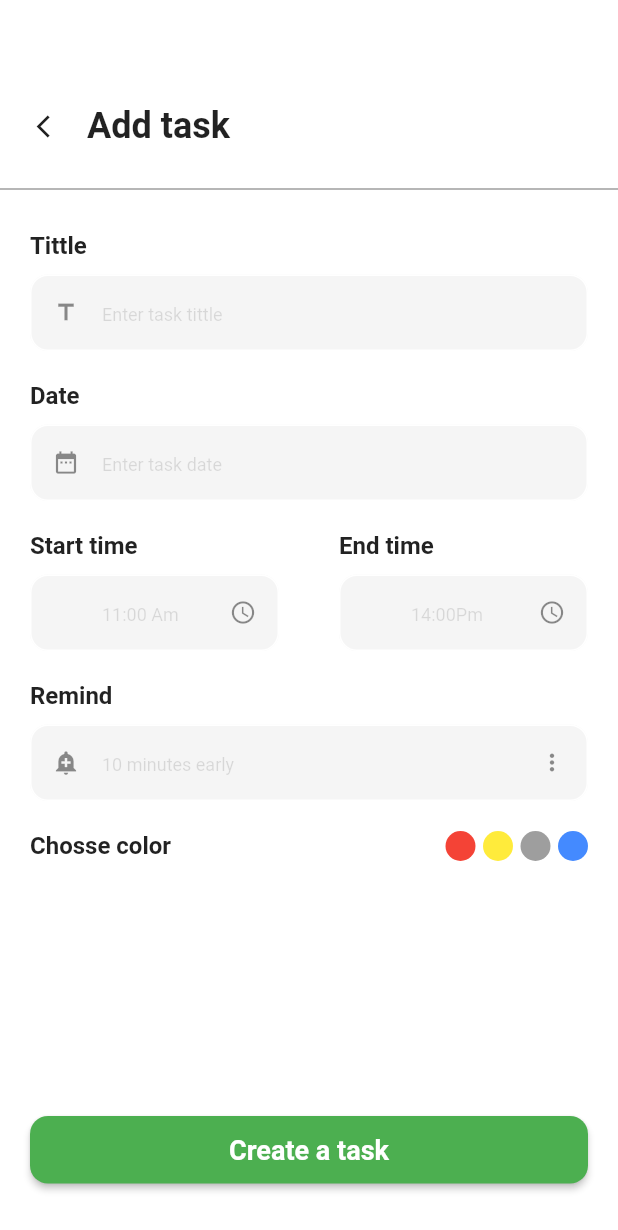
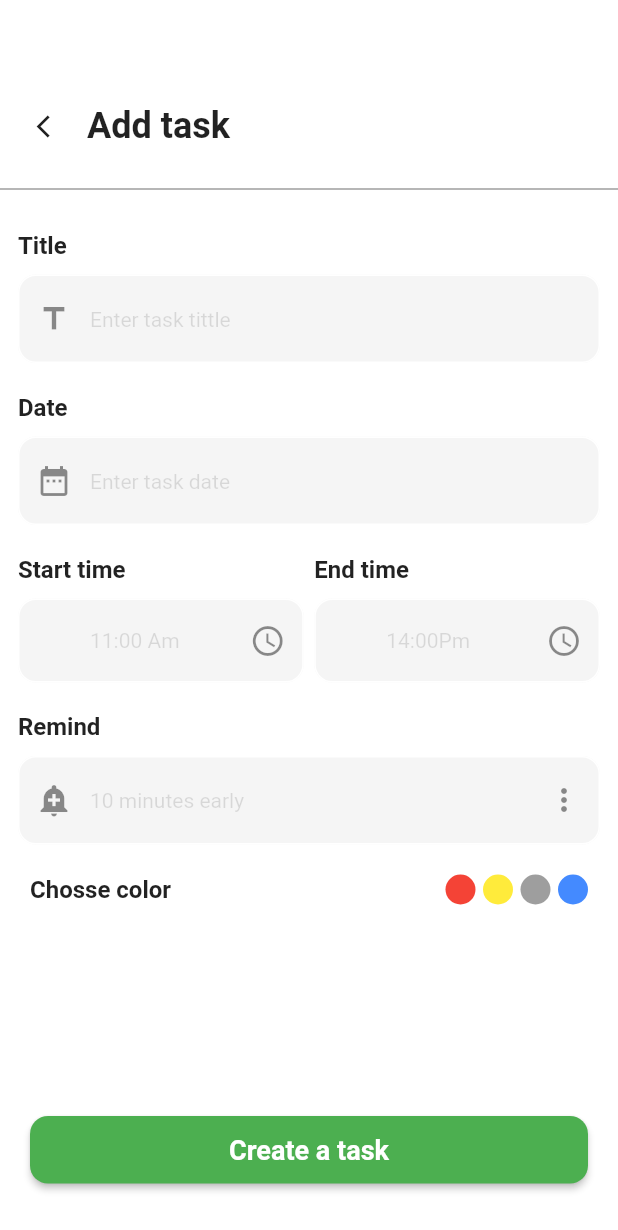
Before and after one commit to Muhamedmostafaaa/todoapp_algoriza, a Flutter app: the screen it shows after launch, after a tap on "Add a task", on a phone screen of 412 x 824 dp. Shown: the top 1230 px of the screen. Run offline on Flutter 3.47's test engine with Material 2 defaults, Android fonts, the phone set to English and light mode, and no system bars; our stand-ins replace bloc, date_picker_timeline, flutter_bloc, flutter_local_notifications, rxdart and 2 more; missing offline and left inert: dart:ffi; accounts and stored records are empty.

Commit message:
Local Notification

```diff
--- a/lib/businesslogic/cubit/cubit.dart
+++ b/lib/businesslogic/cubit/cubit.dart
@@ -2,8 +2,11 @@ import 'dart:ffi';
 
 import 'package:bloc/bloc.dart';
 import 'package:flutter/material.dart';
+import 'package:intl/intl.dart';
 import 'package:sqflite/sqflite.dart';
 import 'package:todoapp_algoriza/businesslogic/cubit/states.dart';
+import 'package:todoapp_algoriza/presentation/schedule/schedule_screen.dart';
+import 'package:todoapp_algoriza/services/local_notification.dart';
 
 class Appcubit extends Cubit<AppStates> {
   Appcubit() : super(AppInitialState());
@@ -14,16 +17,22 @@ class Appcubit extends Cubit<AppStates> {
   List<Map>uncompletedtasks=[];
   List<Map>favoritetasks=[];
   int currentindex=0;
-  var selectedday;
-  var focusedday;
-  List<Map>onselectedda=[];
+  String selectedday=DateFormat('dd-MM-yyy').format(DateTime.now()).toString();
+  List<Map>selectedaytodos=[];
+  late BuildContext context;
+ late final LocalNotificationService service;
 
- void changedaysstate(selectday,focuseday){
-   selectedday=selectday;
-   focusedday=focuseday;
-   emit(AppChangecalenderState());
- }
+
+var today=DateFormat('EEEE').format(DateTime.now());
+
+void init(){
+  service=LocalNotificationService();
+  service.intialize();
+  ListentoNotification();
+}
   void createdatabase() async {
+
+  init();
     database = await openDatabase('todo.db', version: 1,
         onCreate: (Database db, int version) async {
       // When creating the db, create the table
@@ -39,6 +48,7 @@ class Appcubit extends Cubit<AppStates> {
       print('database opened');
       getdatafromdatabase( database);
     });
+
   }
 
   void inserttodatabase(
@@ -70,16 +80,26 @@ class Appcubit extends Cubit<AppStates> {
     completedtasks=[];
     uncompletedtasks=[];
     favoritetasks=[];
+    selectedaytodos=[];
       database.rawQuery('SELECT * FROM tasks').then((value){
         alltasks=value;
+
         value.forEach((element) {
+          if(element['date']==selectedday){
+            selectedaytodos.add(element);
+            print('heloooo')
+            ;}
+
           if(element['status']=='complete'){
             completedtasks.add(element);
+
           }else if(element['status']=='favorite'){
             favoritetasks.add(element);
-          }else {
+          }
+          else {
             uncompletedtasks.add(element);
           }
+          print(selectedaytodos.length);
         });
       emit(AppGetdata());
     });
@@ -130,8 +150,18 @@ class Appcubit extends Cubit<AppStates> {
         ?.rawDelete('DELETE FROM tasks WHERE id = ?', [id]).then((value){
 
       emit(Appdeletestate());
-      getdatafromdatabase(database!);
+      getdatafromdatabase(database);
     });
 
   }
+
+  void ListentoNotification(){
+  service.onNotificationclick.stream.listen((event) {onNotificationListener;});
+  }
+  void onNotificationListener(String? payload,){
+  if(payload != null && payload.isNotEmpty){
+    Navigator.pushNamed(context, Schedulescreen.ROUTE_NAME);
+  }
+
+  }
 }
--- a/lib/main.dart
+++ b/lib/main.dart
@@ -14,6 +14,7 @@ void main() {
   BlocOverrides.runZoned(
         () {
       runApp(myapp());
+
     },
     blocObserver: MyBlocObserver(),
   );
@@ -29,6 +30,8 @@ class myapp extends StatelessWidget {
     return BlocProvider<Appcubit>(create:(context)=> Appcubit()..createdatabase(),
       child: BlocConsumer<Appcubit,AppStates>(listener: (context,states){},
         builder: (context,states){
+        var cubit=BlocProvider.of<Appcubit>(context);
+
         return  MaterialApp(
           theme: ThemeData(
             scaffoldBackgroundColor: Colors.white,
--- a/lib/presentation/addtask/addtask_screen.dart
+++ b/lib/presentation/addtask/addtask_screen.dart
@@ -3,7 +3,9 @@ import 'package:flutter_bloc/flutter_bloc.dart';
 import 'package:todoapp_algoriza/businesslogic/cubit/cubit.dart';
 import 'package:todoapp_algoriza/businesslogic/cubit/states.dart';
 import 'package:todoapp_algoriza/presentation/addtask/widgets/favoritecolor.dart';
-import 'package:todoapp_algoriza/presentation/addtask/widgets/text_textformfield.dart';
+import 'package:todoapp_algoriza/presentation/addtask/widgets/texform_design.dart';
+import 'package:todoapp_algoriza/presentation/addtask/widgets/text_design.dart';
+
 import 'package:intl/intl.dart';
 import 'package:todoapp_algoriza/presentation/sharedwidgets/button.dart';
 
@@ -67,10 +69,14 @@ class Addtaskscreen extends StatelessWidget {
                ),
                Form(key: formkey,
                  child: SingleChildScrollView(
-                   child: Column(
+                   child: Padding(
+                     padding: const EdgeInsets.symmetric(horizontal: 12),
+                     child: Column(crossAxisAlignment: CrossAxisAlignment.stretch,
                        children: [
-                       TextTextformfileld(
-                         text: 'Tittle',
+                         TextDesign(text: 'Title'),
+                         SizedBox(height: 10,),
+                         TextFormDesign(
+
                            type: TextInputType.text,
                            icon: Icons.title,
                            controller: titlecontrolller,
@@ -84,8 +90,10 @@ class Addtaskscreen extends StatelessWidget {
                          SizedBox(
                            height: 20,
                          ),
-                       TextTextformfileld(
-                         text: 'Date',
+                         TextDesign(text: 'Date'),
+                         SizedBox(height: 10,),
+                         TextFormDesign(
+
                            type: TextInputType.number,
                            icon: Icons.date_range,
                            controller: datecontroller,
@@ -110,12 +118,17 @@ class Addtaskscreen extends StatelessWidget {
                          SizedBox(
                            height: 20,
                          ),
-                       Row(
-                         mainAxisAlignment: MainAxisAlignment.spaceEvenly,
+                         Row(mainAxisAlignment: MainAxisAlignment.spaceEvenly,
+
                            children: [
                              Expanded(
-                             child: TextTextformfileld(
-                               text: 'Start time',
+                               child: Column(crossAxisAlignment: CrossAxisAlignment.stretch,
+                                 children: [
+                                   TextDesign(text: 'Start time'),
+                                   SizedBox(height: 10,),
+                                   TextFormDesign(
+                                     fontsize: 14,
+
                                      type: TextInputType.number,
                                      suffixicon: Icon(Icons.watch_later_outlined),
                                      controller: starttimecontroller,
@@ -131,10 +144,19 @@ class Addtaskscreen extends StatelessWidget {
                                        });
                                      },
                                    ),
+                                 ],
                                ),
+                             ),SizedBox(width: 7,),
+
                              Expanded(
-                             child: TextTextformfileld(
-                               text: 'End time',
+                               child:
+                               Column(crossAxisAlignment: CrossAxisAlignment.stretch,
+                                 children: [
+                                   TextDesign(text: 'End time'),
+                                   SizedBox(height: 10),
+                                   TextFormDesign(
+                                     fontsize: 14,
+
                                      type: TextInputType.number,
                                      suffixicon: Icon(Icons.watch_later_outlined),
                                      controller: endtimecontroller,
@@ -150,12 +172,16 @@ class Addtaskscreen extends StatelessWidget {
                                        });
                                      },
                                    ),
+                                 ],
+                               ),
                              )
                            ],
                          ),
                          SizedBox(height: 20,),
-                       TextTextformfileld(
-                         text: 'Remind',
+                         TextDesign(text: 'Remind'),
+                         SizedBox(height: 10,),
+                         TextFormDesign(
+
                            suffixicon: PopupMenuButton(onSelected: (value){
                              remincontroller.text=value.toString();
                            },
@@ -174,6 +200,7 @@ class Addtaskscreen extends StatelessWidget {
                          ),
 
                        ],
+                     ),
                    ),
                  ),
                ),
@@ -196,10 +223,14 @@ class Addtaskscreen extends StatelessWidget {
                  ),
                ),
                Spacer(),
-               button(text: 'Create a task', onclick: (){
+               button(text: 'Create a task', onclick: ()async{
                  if (formkey.currentState!.validate()){
                    cubit.inserttodatabase(tittle: titlecontrolller.text, date: datecontroller.text, starttime: starttimecontroller.text, endtime: endtimecontroller.text, remind: remincontroller.text,color: cubit.selectedcolor);
+                     cubit.context=context;
                    Navigator.pop(context);
+                   //await cubit.service.shownotification(id: 1, title: titlecontrolller.text, body: datecontroller.text);
+                   await cubit.service.showShedulenotification(id: 1, title: titlecontrolller.text, body: datecontroller.text,minutes:1);
+                   //await cubit.service.shownotificationwithpayload(id: 1, title: titlecontrolller.text, body: datecontroller.text,payload: 'payload notifiaction');
                  }
                })
              ],
--- /dev/null
+++ b/lib/presentation/addtask/widgets/texform_design.dart
@@ -0,0 +1,53 @@
+import 'package:flutter/material.dart';
+
+class TextFormDesign extends StatelessWidget{
+  TextEditingController controller;
+  String hinttext;
+  VoidCallback? ontap;
+  String? Function(String?)? validate;
+  TextInputType type;
+  IconData? icon;
+  Widget? suffixicon;
+  double? fontsize;
+
+  TextFormDesign({
+    required this.controller,
+    required this.hinttext,
+    this.ontap,
+    this.validate,
+    required this.type,
+    this.icon,
+    this.suffixicon,this.fontsize:16
+
+});
+
+  @override
+  Widget build(BuildContext context) {
+  return TextFormField(
+style: TextStyle(fontSize: fontsize),
+    keyboardType: type,
+    validator: validate,
+    onTap: ontap,
+    controller: controller,
+    decoration: InputDecoration(
+
+        suffixIcon:suffixicon ,
+        prefixIcon: Icon(icon),
+        hintText: hinttext,
+        hintStyle: TextStyle(color: Colors.black12,fontSize: 14,),
+        filled: true,
+        border: OutlineInputBorder(
+            borderRadius: BorderRadius.circular(12),
+            borderSide: BorderSide(color: Colors.white)),
+        enabledBorder: OutlineInputBorder(
+            borderSide: BorderSide(color: Colors.white),
+            borderRadius: BorderRadius.circular(12)),
+        focusedBorder: OutlineInputBorder(
+            borderSide: BorderSide(
+              color: Colors.grey,
+            ),
+            borderRadius: BorderRadius.circular(12))),
+  );
+  }
+
+}
--- /dev/null
+++ b/lib/presentation/addtask/widgets/text_design.dart
@@ -0,0 +1,14 @@
+import 'package:flutter/material.dart';
+
+class TextDesign extends StatelessWidget{
+  String text;
+  TextDesign({required this.text});
+  @override
+  Widget build(BuildContext context) {
+   return Text(
+     text,
+     style: TextStyle(fontSize: 16, fontWeight: FontWeight.w600),
+   );
+  }
+
+}
--- a/lib/presentation/addtask/widgets/text_textformfield.dart
+++ /dev/null
@@ -1,67 +0,0 @@
-import 'package:flutter/material.dart';
-
-class TextTextformfileld extends StatelessWidget {
-  TextEditingController controller;
-  String text;
-  String hinttext;
-  VoidCallback? ontap;
-  String? Function(String?)? validate;
-  TextInputType type;
-  IconData? icon;
-  Widget? suffixicon;
-
-  TextTextformfileld(
-      {required this.controller,
-      required this.text,
-      required this.hinttext,
-      this.ontap,
-       this.validate,
-      required this.type,
-      this.icon,
-      this.suffixicon});
-
-  @override
-  Widget build(BuildContext context) {
-    return Padding(
-      padding: const EdgeInsets.symmetric(horizontal: 20),
-      child:
-      Column(
-        crossAxisAlignment: CrossAxisAlignment.stretch,
-        children: [
-          Text(
-            text,
-            style: TextStyle(fontSize: 16, fontWeight: FontWeight.w600),
-          ),
-          SizedBox(
-            height: 10,
-          ),
-          TextFormField(
-
-            keyboardType: type,
-            validator: validate,
-            onTap: ontap,
-            controller: controller,
-            decoration: InputDecoration(
-                isDense: true,
-              suffixIcon:suffixicon ,
-                prefixIcon: Icon(icon),
-                hintText: hinttext,
-                hintStyle: TextStyle(color: Colors.black12,fontSize: 12,),
-                filled: true,
-                border: OutlineInputBorder(
-                    borderRadius: BorderRadius.circular(12),
-                    borderSide: BorderSide(color: Colors.white)),
-                enabledBorder: OutlineInputBorder(
-                    borderSide: BorderSide(color: Colors.white),
-                    borderRadius: BorderRadius.circular(12)),
-                focusedBorder: OutlineInputBorder(
-                    borderSide: BorderSide(
-                      color: Colors.grey,
-                    ),
-                    borderRadius: BorderRadius.circular(12))),
-          ),
-        ],
-      ),
-    );
-  }
-}
--- a/lib/presentation/board/board_screen.dart
+++ b/lib/presentation/board/board_screen.dart
@@ -1,5 +1,6 @@
 import 'package:flutter/material.dart';
 import 'package:flutter_bloc/flutter_bloc.dart';
+import 'package:intl/intl.dart';
 import 'package:todoapp_algoriza/businesslogic/cubit/cubit.dart';
 import 'package:todoapp_algoriza/businesslogic/cubit/states.dart';
 import 'package:todoapp_algoriza/presentation/addtask/addtask_screen.dart';
@@ -37,7 +38,9 @@ class Boardscreen extends StatelessWidget {
                               fontSize: 24, fontWeight: FontWeight.bold)),
                       Spacer(),
                       InkWell(onTap: (){
+
                         Navigator.pushNamed(context, Schedulescreen.ROUTE_NAME);
+
                       },
                         child: Icon(
                           Icons.calendar_today_rounded,
--- a/lib/services/local_notification.dart
+++ b/lib/services/local_notification.dart
@@ -1,6 +1,65 @@
 import 'package:flutter_local_notifications/flutter_local_notifications.dart';
+import 'package:rxdart/rxdart.dart';
+import 'package:timezone/timezone.dart'as tz;
+import 'package:timezone/data/latest.dart'as tz;
+class LocalNotificationService {
+  LocalNotificationService();
+  final _localnotificationservice = FlutterLocalNotificationsPlugin();
+  final BehaviorSubject<String>onNotificationclick=BehaviorSubject();
+  Future<void> intialize() async {
+    tz.initializeTimeZones();
+    const AndroidInitializationSettings initializationSettingsAndroid =
+        AndroidInitializationSettings('@drawable/ic_stat_notifications_none');
+    IOSInitializationSettings iosInitializationSettings =
+        IOSInitializationSettings(
+            requestAlertPermission: true,
+            requestBadgePermission: true,
+            requestSoundPermission: true,
+            onDidReceiveLocalNotification: onDidReceiveLocalNotification);
+    final InitializationSettings settings = InitializationSettings(
+        android: initializationSettingsAndroid, iOS: iosInitializationSettings);
+    await _localnotificationservice.initialize(settings,
+        onSelectNotification: onSelectNotification);
+  }
 
-class LocalNotificationService{
-LocalNotificationService();
-final localnotificationservice= FlutterLocalNotificationsPlugin();
+  Future<NotificationDetails> _notificationDetails() async {
+    const AndroidNotificationDetails androidNotificationDetails =
+        AndroidNotificationDetails('channel_id', 'channel_name',
+            channelDescription: 'description',
+            importance: Importance.max,
+            priority: Priority.max,
+            playSound: true);
+    const IOSNotificationDetails iOSNotificationDetails=IOSNotificationDetails();
+    return const NotificationDetails(android: androidNotificationDetails,iOS: iOSNotificationDetails);
+  }
+  Future<void> shownotification({required int id,required String title, required String body})async{
+   final details=await _notificationDetails();
+    await _localnotificationservice.show(id, title, body, details);
+
+  }
+  Future<void> showShedulenotification(
+      {required int id,required String title,
+        required String body,required int minutes})async{
+    final details=await _notificationDetails();
+    await _localnotificationservice.zonedSchedule(id, title, body,tz.TZDateTime.from(DateTime.now().add(Duration(minutes: minutes)), tz.local) ,details,
+    androidAllowWhileIdle: true,uiLocalNotificationDateInterpretation:UILocalNotificationDateInterpretation.absoluteTime );
+
+  }
+  Future<void> shownotificationwithpayload({required int id,required String title, required String body,required String payload})async{
+    final details=await _notificationDetails();
+    await _localnotificationservice.show(id, title, body, details,payload: payload);
+
+  }
+
+  void onDidReceiveLocalNotification(
+      int id, String? title, String? body, String? payload) {
+    print('$id id');
+  }
+
+  void onSelectNotification(String? payload) {
+    print('payload $payload');
+    if(payload!=null&&payload.isNotEmpty){
+      onNotificationclick.add(payload);
+    }
+  }
 }
--- a/pubspec.yaml
+++ b/pubspec.yaml
@@ -38,9 +38,10 @@ dependencies:
   flutter_bloc: ^8.0.1
   intl: ^0.17.0
   sqflite: ^2.0.3
-  table_calendar: ^3.0.6
+  date_picker_timeline: ^1.2.3
   flutter_local_notifications: ^9.7.0
   timezone: ^0.8.0
+  rxdart: ^0.27.5
 
 dev_dependencies:
   flutter_test:
```
Also changed, not shown: lib/presentation/board/widgets/taskslist.dart (+38 -17 lines), lib/presentation/schedule/schedule_screen.dart (+61 -65 lines), lib/presentation/schedule/singletask.dart (added, +60 -0 lines), pubspec.lock, 5 other files. Lines whose indentation alone changed are shown as unchanged.
